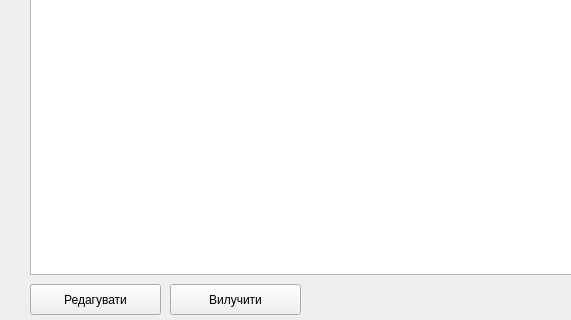
The window that patientlist.ui (Shadowfank/ClinicRegistry) describes before a commit, drawn with Qt 5; both pictures show x 0 to 571 and y 196 to 516 of the 1025 by 516 pixel window.
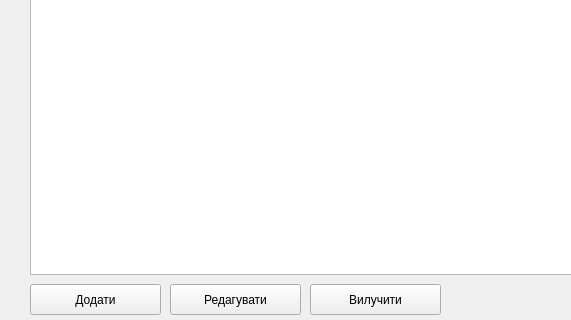
The same window after the commit.

Patch:
```diff
--- a/patientlist.ui
+++ b/patientlist.ui
@@ -107,7 +107,7 @@
   <widget class="QPushButton" name="pushButton_4">
    <property name="geometry">
     <rect>
-     <x>170</x>
+     <x>310</x>
      <y>480</y>
      <width>131</width>
      <height>31</height>
@@ -120,7 +120,7 @@
   <widget class="QPushButton" name="pushButton_5">
    <property name="geometry">
     <rect>
-     <x>30</x>
+     <x>170</x>
      <y>480</y>
      <width>131</width>
      <height>31</height>
@@ -130,6 +130,19 @@
     <string>Редагувати</string>
    </property>
   </widget>
+  <widget class="QPushButton" name="pushButton_7">
+   <property name="geometry">
+    <rect>
+     <x>30</x>
+     <y>480</y>
+     <width>131</width>
+     <height>31</height>
+    </rect>
+   </property>
+   <property name="text">
+    <string>Додати</string>
+   </property>
+  </widget>
  </widget>
  <resources/>
  <connections/>
```
